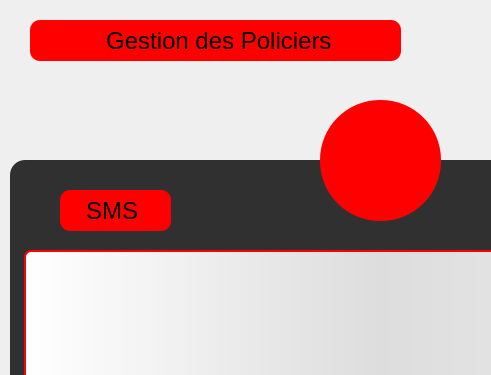
Qt form gestionamende.ui (nefissaKhiari/Smart_Plolice_Station) before a commit; both pictures show x 0 to 491 and y 0 to 375 of the 1250 by 750 pixel window.
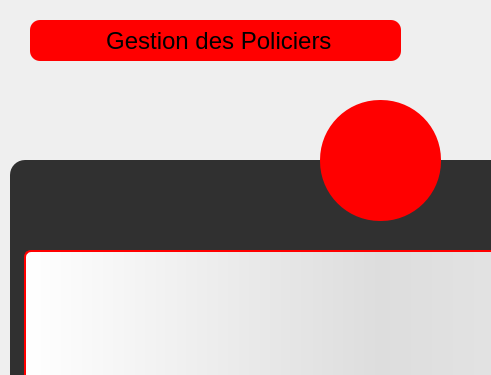
The same form after that commit. The open tabs and pages were chosen to show the change. Icons and pictures are not drawn.

```diff
--- a/gestionamende.ui
+++ b/gestionamende.ui
@@ -1723,27 +1723,20 @@
         <number>114</number>
        </attribute>
       </widget>
-      <widget class="QPushButton" name="pushButton">
+      <widget class="QLabel" name="ALERT_M">
        <property name="geometry">
         <rect>
-         <x>50</x>
-         <y>30</y>
-         <width>111</width>
-         <height>41</height>
+         <x>20</x>
+         <y>50</y>
+         <width>331</width>
+         <height>31</height>
         </rect>
        </property>
+       <property name="styleSheet">
+        <string notr="true">background: transparent;</string>
+       </property>
        <property name="text">
-        <string>SMS </string>
-       </property>
-       <property name="icon">
-        <iconset resource="resources.qrc">
-         <normaloff>:/resources/image/email.png</normaloff>:/resources/image/email.png</iconset>
-       </property>
-       <property name="iconSize">
-        <size>
-         <width>25</width>
-         <height>25</height>
-        </size>
+        <string/>
        </property>
       </widget>
      </widget>
```
Left out of the diff: 28 changed lines with no effect on the pictures.
